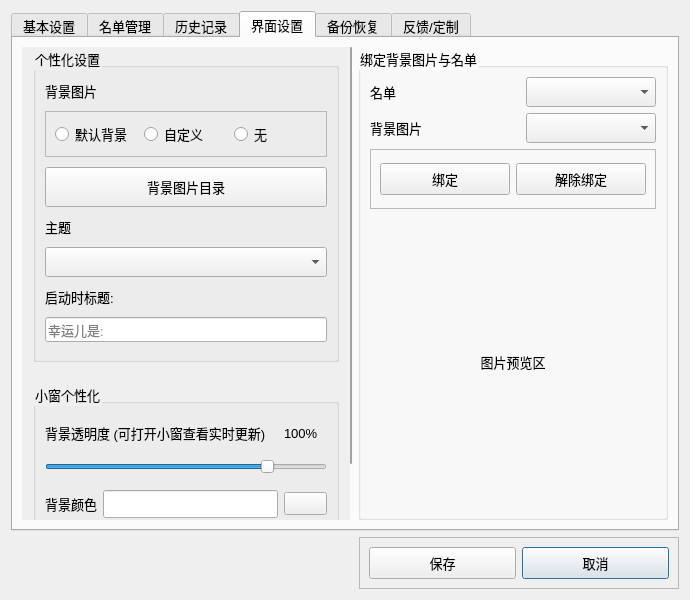
This is Ui/Settings.ui in Yish1/Class-Roster-Picker-NEXT as Qt 5 draws it before an edit. The edited form follows.
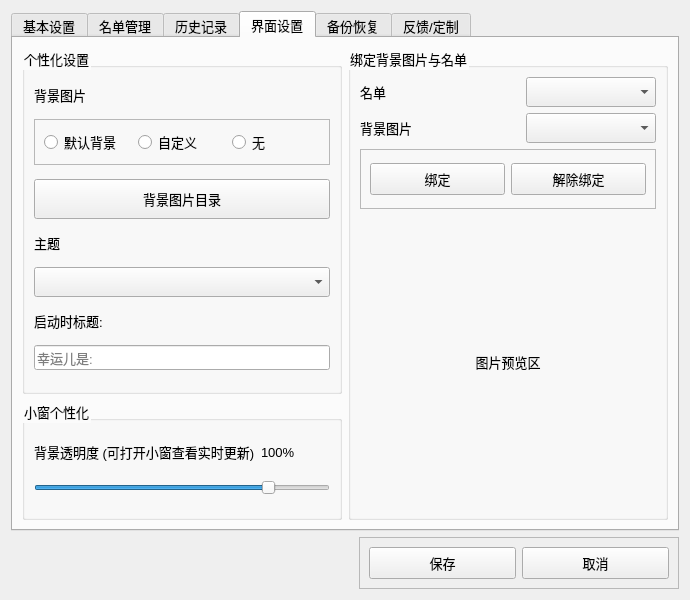
This is the edited form. The open tabs and pages were chosen to show the change. Icons and pictures are not drawn.

Commit message: feat: 优化设置窗口弹出逻辑

The edit to the form file:
```diff
--- a/Ui/Settings.ui
+++ b/Ui/Settings.ui
@@ -25,80 +25,6 @@
 }</string>
   </property>
   <layout class="QGridLayout" name="gridLayout">
-   <item row="1" column="1">
-    <widget class="QFrame" name="frame">
-     <property name="sizePolicy">
-      <sizepolicy hsizetype="Preferred" vsizetype="Preferred">
-       <horstretch>0</horstretch>
-       <verstretch>0</verstretch>
-      </sizepolicy>
-     </property>
-     <property name="minimumSize">
-      <size>
-       <width>300</width>
-       <height>0</height>
-      </size>
-     </property>
-     <property name="maximumSize">
-      <size>
-       <width>320</width>
-       <height>16777215</height>
-      </size>
-     </property>
-     <property name="frameShape">
-      <enum>QFrame::StyledPanel</enum>
-     </property>
-     <property name="frameShadow">
-      <enum>QFrame::Raised</enum>
-     </property>
-     <layout class="QGridLayout" name="gridLayout_3">
-      <item row="1" column="1">
-       <widget class="QPushButton" name="pushButton">
-        <property name="sizePolicy">
-         <sizepolicy hsizetype="Minimum" vsizetype="Preferred">
-          <horstretch>0</horstretch>
-          <verstretch>0</verstretch>
-         </sizepolicy>
-        </property>
-        <property name="maximumSize">
-         <size>
-          <width>16777215</width>
-          <height>40</height>
-         </size>
-        </property>
-        <property name="text">
-         <string>取消</string>
-        </property>
-       </widget>
-      </item>
-      <item row="1" column="0">
-       <widget class="QPushButton" name="pushButton_2">
-        <property name="sizePolicy">
-         <sizepolicy hsizetype="Minimum" vsizetype="Preferred">
-          <horstretch>0</horstretch>
-          <verstretch>0</verstretch>
-         </sizepolicy>
-        </property>
-        <property name="minimumSize">
-         <size>
-          <width>0</width>
-          <height>32</height>
-         </size>
-        </property>
-        <property name="maximumSize">
-         <size>
-          <width>16777215</width>
-          <height>45</height>
-         </size>
-        </property>
-        <property name="text">
-         <string>保存</string>
-        </property>
-       </widget>
-      </item>
-     </layout>
-    </widget>
-   </item>
    <item row="0" column="0" colspan="2">
     <widget class="QTabWidget" name="tabWidget">
      <property name="styleSheet">
@@ -115,7 +41,7 @@
        <item row="0" column="0" rowspan="3">
         <widget class="QGroupBox" name="groupBox">
          <property name="sizePolicy">
-          <sizepolicy hsizetype="Preferred" vsizetype="Preferred">
+          <sizepolicy hsizetype="Expanding" vsizetype="Preferred">
            <horstretch>0</horstretch>
            <verstretch>0</verstretch>
           </sizepolicy>
@@ -1242,142 +1168,36 @@
       <attribute name="title">
        <string>界面设置</string>
       </attribute>
-      <layout class="QGridLayout" name="gridLayout_26">
-       <item row="0" column="0">
-        <widget class="QScrollArea" name="scrollArea_3">
-         <property name="sizePolicy">
-          <sizepolicy hsizetype="Expanding" vsizetype="Preferred">
-           <horstretch>0</horstretch>
-           <verstretch>0</verstretch>
-          </sizepolicy>
-         </property>
-         <property name="minimumSize">
-          <size>
-           <width>330</width>
-           <height>0</height>
-          </size>
-         </property>
-         <property name="styleSheet">
-          <string notr="true">QScrollArea {
-    border: none;
-    background: transparent;
-}
-
-QScrollBar:vertical {
-    width: 2px;
-    background: transparent;
-    margin: 0px;
-}
-
-QScrollBar::handle:vertical {
-    background: rgba(100, 100, 100, 150); 
-    border-radius: 1px;
-    min-height: 20px;
-}
-
-QScrollBar::handle:vertical:hover {
-    background: rgba(80, 80, 80, 180); 
-}
-
-QScrollBar::add-line:vertical,
-QScrollBar::sub-line:vertical {
-    background: none;
-    border: none;
-}
-
-QScrollBar::up-arrow:vertical,
-QScrollBar::down-arrow:vertical {
-    background: none;
-}
-
-QScrollBar:horizontal {
-    height: 2px;
-    background: transparent;
-    margin: 0px;
-}
-
-QScrollBar::handle:horizontal {
-    background: rgba(100, 100, 100, 150);
-    border-radius: 1px;
-    min-width: 20px;
-}
-
-QScrollBar::handle:horizontal:hover {
-    background: rgba(80, 80, 80, 180);
-}
-
-QScrollBar::add-line:horizontal,
-QScrollBar::sub-line:horizontal {
-    background: none;
-    border: none;
-}
-
-QScrollBar::left-arrow:horizontal,
-QScrollBar::right-arrow:horizontal {
-    background: none;
-}
-</string>
-         </property>
-         <property name="frameShape">
-          <enum>QFrame::NoFrame</enum>
-         </property>
-         <property name="lineWidth">
-          <number>0</number>
-         </property>
-         <property name="midLineWidth">
-          <number>0</number>
-         </property>
-         <property name="widgetResizable">
-          <bool>true</bool>
-         </property>
-         <widget class="QWidget" name="scrollAreaWidgetContents_3">
-          <property name="geometry">
-           <rect>
-            <x>0</x>
-            <y>-44</y>
-            <width>328</width>
-            <height>544</height>
-           </rect>
-          </property>
-          <property name="minimumSize">
-           <size>
-            <width>0</width>
-            <height>0</height>
-           </size>
-          </property>
           <layout class="QGridLayout" name="gridLayout_25">
-           <property name="leftMargin">
-            <number>11</number>
-           </property>
-           <property name="topMargin">
-            <number>0</number>
-           </property>
-           <property name="rightMargin">
-            <number>11</number>
-           </property>
-           <property name="bottomMargin">
-            <number>0</number>
-           </property>
-           <item row="2" column="0">
+       <item row="1" column="0">
             <widget class="QGroupBox" name="groupBox_10">
              <property name="minimumSize">
               <size>
                <width>0</width>
-               <height>200</height>
+           <height>120</height>
               </size>
              </property>
              <property name="title">
               <string>小窗个性化</string>
              </property>
              <layout class="QGridLayout" name="gridLayout_24">
-              <item row="4" column="2">
-               <widget class="QPushButton" name="pushButton_23">
+          <item row="1" column="0" colspan="2">
+           <widget class="QLabel" name="label_12">
+            <property name="sizePolicy">
+             <sizepolicy hsizetype="Preferred" vsizetype="Fixed">
+              <horstretch>0</horstretch>
+              <verstretch>0</verstretch>
+             </sizepolicy>
+            </property>
                 <property name="text">
-                 <string/>
-                </property>
-                <property name="icon">
-                 <iconset resource="../res/ui1.qrc">
-                  <normaloff>:/icons/color_pick.webp</normaloff>:/icons/color_pick.webp</iconset>
+             <string>背景透明度 (可打开小窗查看实时更新)</string>
+            </property>
+           </widget>
+          </item>
+          <item row="1" column="2">
+           <widget class="QLabel" name="label_18">
+            <property name="text">
+             <string>100%</string>
                 </property>
                </widget>
               </item>
@@ -1394,74 +1214,153 @@
                 </property>
                </widget>
               </item>
-              <item row="4" column="1">
-               <widget class="QLineEdit" name="lineEdit_3">
-                <property name="minimumSize">
-                 <size>
-                  <width>0</width>
-                  <height>25</height>
-                 </size>
-                </property>
-               </widget>
-              </item>
-              <item row="3" column="1">
-               <widget class="QLineEdit" name="lineEdit_2">
-                <property name="minimumSize">
-                 <size>
-                  <width>0</width>
-                  <height>28</height>
-                 </size>
-                </property>
-               </widget>
-              </item>
-              <item row="4" column="0">
-               <widget class="QLabel" name="label_14">
+         </layout>
+        </widget>
+       </item>
+       <item row="0" column="1" rowspan="2">
+        <widget class="QGroupBox" name="groupBox_11">
                 <property name="sizePolicy">
-                 <sizepolicy hsizetype="Preferred" vsizetype="Fixed">
+          <sizepolicy hsizetype="Expanding" vsizetype="Preferred">
                   <horstretch>0</horstretch>
                   <verstretch>0</verstretch>
                  </sizepolicy>
                 </property>
-                <property name="text">
-                 <string>文字颜色</string>
-                </property>
-               </widget>
-              </item>
-              <item row="3" column="2">
-               <widget class="QPushButton" name="pushButton_22">
+         <property name="title">
+          <string>绑定背景图片与名单</string>
+         </property>
+         <layout class="QGridLayout" name="gridLayout_27">
+          <item row="0" column="0" colspan="2">
+           <widget class="QLabel" name="label_15">
                 <property name="text">
-                 <string/>
-                </property>
-                <property name="icon">
-                 <iconset resource="../res/ui1.qrc">
-                  <normaloff>:/icons/color_pick.webp</normaloff>:/icons/color_pick.webp</iconset>
-                </property>
-               </widget>
-              </item>
-              <item row="3" column="0">
-               <widget class="QLabel" name="label_13">
-                <property name="text">
-                 <string>背景颜色</string>
-                </property>
-               </widget>
-              </item>
-              <item row="1" column="0" colspan="2">
-               <widget class="QLabel" name="label_12">
-                <property name="sizePolicy">
-                 <sizepolicy hsizetype="Preferred" vsizetype="Fixed">
-                  <horstretch>0</horstretch>
-                  <verstretch>0</verstretch>
-                 </sizepolicy>
-                </property>
-                <property name="text">
-                 <string>背景透明度 (可打开小窗查看实时更新)</string>
+             <string>名单</string>
                 </property>
                </widget>
               </item>
               <item row="1" column="2">
-               <widget class="QLabel" name="label_18">
+           <spacer name="horizontalSpacer_6">
+            <property name="orientation">
+             <enum>Qt::Horizontal</enum>
+            </property>
+            <property name="sizeType">
+             <enum>QSizePolicy::Fixed</enum>
+            </property>
+            <property name="sizeHint" stdset="0">
+             <size>
+              <width>40</width>
+              <height>20</height>
+             </size>
+            </property>
+           </spacer>
+          </item>
+          <item row="3" column="0" colspan="4">
+           <widget class="QLabel" name="label_17">
+            <property name="frameShape">
+             <enum>QFrame::NoFrame</enum>
+            </property>
                 <property name="text">
-                 <string>100%</string>
+             <string>图片预览区</string>
+            </property>
+            <property name="alignment">
+             <set>Qt::AlignCenter</set>
+            </property>
+           </widget>
+          </item>
+          <item row="1" column="0" colspan="2">
+           <widget class="QLabel" name="label_16">
+            <property name="text">
+             <string>背景图片</string>
+            </property>
+           </widget>
+          </item>
+          <item row="0" column="2">
+           <spacer name="horizontalSpacer_5">
+            <property name="orientation">
+             <enum>Qt::Horizontal</enum>
+            </property>
+            <property name="sizeType">
+             <enum>QSizePolicy::Fixed</enum>
+            </property>
+            <property name="sizeHint" stdset="0">
+             <size>
+              <width>40</width>
+              <height>20</height>
+             </size>
+            </property>
+           </spacer>
+          </item>
+          <item row="2" column="0" colspan="4">
+           <widget class="QFrame" name="frame_12">
+            <property name="maximumSize">
+             <size>
+              <width>16777215</width>
+              <height>60</height>
+             </size>
+            </property>
+            <property name="frameShape">
+             <enum>QFrame::StyledPanel</enum>
+            </property>
+            <property name="frameShadow">
+             <enum>QFrame::Raised</enum>
+            </property>
+            <layout class="QGridLayout" name="gridLayout_20">
+             <item row="0" column="0">
+              <widget class="QPushButton" name="pushButton_24">
+               <property name="sizePolicy">
+                <sizepolicy hsizetype="Preferred" vsizetype="Fixed">
+                 <horstretch>0</horstretch>
+                 <verstretch>0</verstretch>
+                </sizepolicy>
+               </property>
+               <property name="minimumSize">
+                <size>
+                 <width>0</width>
+                 <height>32</height>
+                </size>
+               </property>
+               <property name="text">
+                <string>绑定</string>
+               </property>
+              </widget>
+             </item>
+             <item row="0" column="1">
+              <widget class="QPushButton" name="pushButton_25">
+               <property name="sizePolicy">
+                <sizepolicy hsizetype="Preferred" vsizetype="Fixed">
+                 <horstretch>0</horstretch>
+                 <verstretch>0</verstretch>
+                </sizepolicy>
+               </property>
+               <property name="minimumSize">
+                <size>
+                 <width>0</width>
+                 <height>32</height>
+                </size>
+               </property>
+               <property name="text">
+                <string>解除绑定</string>
+               </property>
+              </widget>
+             </item>
+            </layout>
+           </widget>
+          </item>
+          <item row="0" column="3">
+           <widget class="QComboBox" name="comboBox_3">
+            <property name="minimumSize">
+             <size>
+              <width>130</width>
+              <height>30</height>
+             </size>
+            </property>
+           </widget>
+          </item>
+          <item row="1" column="3">
+           <widget class="QComboBox" name="comboBox_4">
+            <property name="minimumSize">
+             <size>
+              <width>130</width>
+              <height>30</height>
+             </size>
                 </property>
                </widget>
               </item>
@@ -1471,7 +1370,7 @@
            <item row="0" column="0">
             <widget class="QGroupBox" name="groupBox_7">
              <property name="sizePolicy">
-              <sizepolicy hsizetype="Preferred" vsizetype="Preferred">
+          <sizepolicy hsizetype="Expanding" vsizetype="Preferred">
                <horstretch>0</horstretch>
                <verstretch>0</verstretch>
               </sizepolicy>
@@ -1479,7 +1378,7 @@
              <property name="minimumSize">
               <size>
                <width>0</width>
-               <height>315</height>
+           <height>250</height>
               </size>
              </property>
              <property name="title">
@@ -1651,176 +1550,6 @@
              </layout>
             </widget>
            </item>
-           <item row="1" column="0">
-            <spacer name="verticalSpacer_4">
-             <property name="orientation">
-              <enum>Qt::Vertical</enum>
-             </property>
-             <property name="sizeType">
-              <enum>QSizePolicy::Fixed</enum>
-             </property>
-             <property name="sizeHint" stdset="0">
-              <size>
-               <width>20</width>
-               <height>15</height>
-              </size>
-             </property>
-            </spacer>
-           </item>
-          </layout>
-         </widget>
-        </widget>
-       </item>
-       <item row="0" column="1">
-        <widget class="QGroupBox" name="groupBox_11">
-         <property name="sizePolicy">
-          <sizepolicy hsizetype="Expanding" vsizetype="Preferred">
-           <horstretch>0</horstretch>
-           <verstretch>0</verstretch>
-          </sizepolicy>
-         </property>
-         <property name="title">
-          <string>绑定背景图片与名单</string>
-         </property>
-         <layout class="QGridLayout" name="gridLayout_27">
-          <item row="0" column="0" colspan="2">
-           <widget class="QLabel" name="label_15">
-            <property name="text">
-             <string>名单</string>
-            </property>
-           </widget>
-          </item>
-          <item row="1" column="2">
-           <spacer name="horizontalSpacer_6">
-            <property name="orientation">
-             <enum>Qt::Horizontal</enum>
-            </property>
-            <property name="sizeType">
-             <enum>QSizePolicy::Fixed</enum>
-            </property>
-            <property name="sizeHint" stdset="0">
-             <size>
-              <width>40</width>
-              <height>20</height>
-             </size>
-            </property>
-           </spacer>
-          </item>
-          <item row="1" column="0" colspan="2">
-           <widget class="QLabel" name="label_16">
-            <property name="text">
-             <string>背景图片</string>
-            </property>
-           </widget>
-          </item>
-          <item row="0" column="2">
-           <spacer name="horizontalSpacer_5">
-            <property name="orientation">
-             <enum>Qt::Horizontal</enum>
-            </property>
-            <property name="sizeType">
-             <enum>QSizePolicy::Fixed</enum>
-            </property>
-            <property name="sizeHint" stdset="0">
-             <size>
-              <width>40</width>
-              <height>20</height>
-             </size>
-            </property>
-           </spacer>
-          </item>
-          <item row="2" column="0" colspan="4">
-           <widget class="QFrame" name="frame_12">
-            <property name="maximumSize">
-             <size>
-              <width>16777215</width>
-              <height>60</height>
-             </size>
-            </property>
-            <property name="frameShape">
-             <enum>QFrame::StyledPanel</enum>
-            </property>
-            <property name="frameShadow">
-             <enum>QFrame::Raised</enum>
-            </property>
-            <layout class="QGridLayout" name="gridLayout_20">
-             <item row="0" column="0">
-              <widget class="QPushButton" name="pushButton_24">
-               <property name="sizePolicy">
-                <sizepolicy hsizetype="Preferred" vsizetype="Fixed">
-                 <horstretch>0</horstretch>
-                 <verstretch>0</verstretch>
-                </sizepolicy>
-               </property>
-               <property name="minimumSize">
-                <size>
-                 <width>0</width>
-                 <height>32</height>
-                </size>
-               </property>
-               <property name="text">
-                <string>绑定</string>
-               </property>
-              </widget>
-             </item>
-             <item row="0" column="1">
-              <widget class="QPushButton" name="pushButton_25">
-               <property name="sizePolicy">
-                <sizepolicy hsizetype="Preferred" vsizetype="Fixed">
-                 <horstretch>0</horstretch>
-                 <verstretch>0</verstretch>
-                </sizepolicy>
-               </property>
-               <property name="minimumSize">
-                <size>
-                 <width>0</width>
-                 <height>32</height>
-                </size>
-               </property>
-               <property name="text">
-                <string>解除绑定</string>
-               </property>
-              </widget>
-             </item>
-            </layout>
-           </widget>
-          </item>
-          <item row="0" column="3">
-           <widget class="QComboBox" name="comboBox_3">
-            <property name="minimumSize">
-             <size>
-              <width>130</width>
-              <height>30</height>
-             </size>
-            </property>
-           </widget>
-          </item>
-          <item row="1" column="3">
-           <widget class="QComboBox" name="comboBox_4">
-            <property name="minimumSize">
-             <size>
-              <width>130</width>
-              <height>30</height>
-             </size>
-            </property>
-           </widget>
-          </item>
-          <item row="3" column="0" colspan="4">
-           <widget class="QLabel" name="label_17">
-            <property name="frameShape">
-             <enum>QFrame::NoFrame</enum>
-            </property>
-            <property name="text">
-             <string>图片预览区</string>
-            </property>
-            <property name="alignment">
-             <set>Qt::AlignCenter</set>
-            </property>
-           </widget>
-          </item>
-         </layout>
-        </widget>
-       </item>
       </layout>
      </widget>
      <widget class="QWidget" name="tab_5">
@@ -2015,6 +1744,80 @@
      </widget>
     </widget>
    </item>
+   <item row="1" column="1">
+    <widget class="QFrame" name="frame">
+     <property name="sizePolicy">
+      <sizepolicy hsizetype="Preferred" vsizetype="Preferred">
+       <horstretch>0</horstretch>
+       <verstretch>0</verstretch>
+      </sizepolicy>
+     </property>
+     <property name="minimumSize">
+      <size>
+       <width>300</width>
+       <height>0</height>
+      </size>
+     </property>
+     <property name="maximumSize">
+      <size>
+       <width>320</width>
+       <height>16777215</height>
+      </size>
+     </property>
+     <property name="frameShape">
+      <enum>QFrame::StyledPanel</enum>
+     </property>
+     <property name="frameShadow">
+      <enum>QFrame::Raised</enum>
+     </property>
+     <layout class="QGridLayout" name="gridLayout_3">
+      <item row="1" column="1">
+       <widget class="QPushButton" name="pushButton">
+        <property name="sizePolicy">
+         <sizepolicy hsizetype="Minimum" vsizetype="Preferred">
+          <horstretch>0</horstretch>
+          <verstretch>0</verstretch>
+         </sizepolicy>
+        </property>
+        <property name="maximumSize">
+         <size>
+          <width>16777215</width>
+          <height>40</height>
+         </size>
+        </property>
+        <property name="text">
+         <string>取消</string>
+        </property>
+       </widget>
+      </item>
+      <item row="1" column="0">
+       <widget class="QPushButton" name="pushButton_2">
+        <property name="sizePolicy">
+         <sizepolicy hsizetype="Minimum" vsizetype="Preferred">
+          <horstretch>0</horstretch>
+          <verstretch>0</verstretch>
+         </sizepolicy>
+        </property>
+        <property name="minimumSize">
+         <size>
+          <width>0</width>
+          <height>32</height>
+         </size>
+        </property>
+        <property name="maximumSize">
+         <size>
+          <width>16777215</width>
+          <height>45</height>
+         </size>
+        </property>
+        <property name="text">
+         <string>保存</string>
+        </property>
+       </widget>
+      </item>
+     </layout>
+    </widget>
+   </item>
   </layout>
  </widget>
  <resources>
```
Lines whose indentation alone changed are shown as unchanged. The commit also changes 5 other files.
